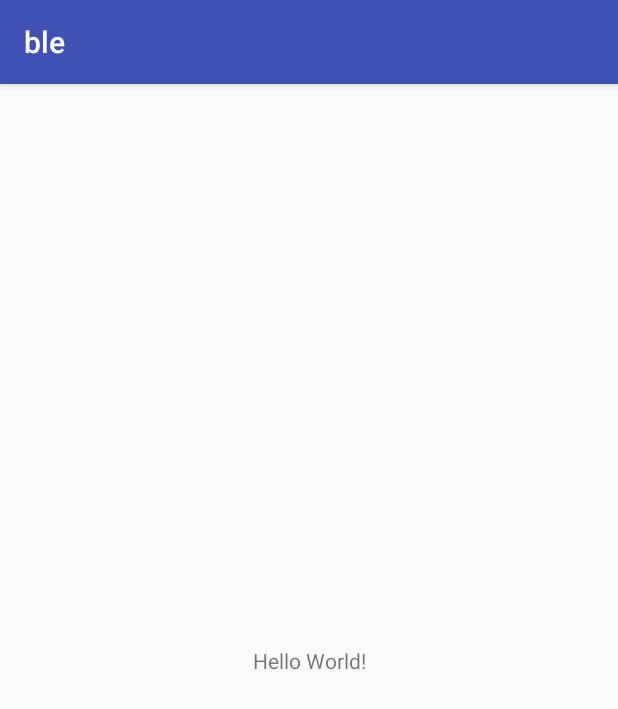
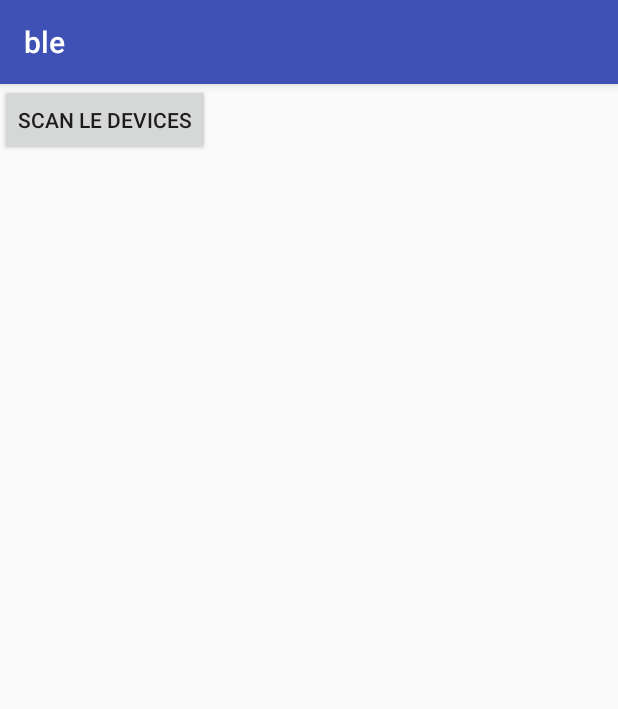
Before and after one commit to MillerTechnologyPeru/AndroidBluetoothDemo, an Android app: the screen it shows after launch (MainActivity before the commit, LeDevicesActivity after it), on a phone screen of 412 x 824 dp. Shown: the top 709 px of the screen. Run offline under Robolectric (Android 15) with nearby library versions, the phone set to English and light mode, and no system bars.

```diff
--- /dev/null
+++ b/ble/src/main/java/com/jmarkstar/ble/LeDevicesActivity.kt
@@ -0,0 +1,97 @@
+package com.jmarkstar.ble
+
+import android.Manifest
+import android.bluetooth.BluetoothAdapter
+import android.content.BroadcastReceiver
+import android.content.Context
+import android.content.Intent
+import android.content.IntentFilter
+import android.content.pm.PackageManager
+import android.os.Build
+import android.support.v7.app.AppCompatActivity
+import android.os.Bundle
+import android.util.Log
+import android.view.View
+import android.widget.Toast
+import com.jmarkstar.ble.broadcastreceivers.BluetoothChangeStateReceiver
+import kotlinx.android.synthetic.main.activity_le_devices.*
+
+class LeDevicesActivity : AppCompatActivity() {
+
+    companion object {
+        const val REQUEST_ENABLE_BT = 1000
+        const val REQUEST_PERMISSION_GPS = 1200
+    }
+
+    private var bluetoothAdapter = BluetoothAdapter.getDefaultAdapter()
+
+    private var bluetoothChangeStateReceiver : BluetoothChangeStateReceiver? = null
+
+    override fun onCreate(savedInstanceState: Bundle?) {
+        super.onCreate(savedInstanceState)
+        setContentView(R.layout.activity_le_devices)
+
+        btnScanLeDevices.setOnClickListener {
+            onScanLeDevices()
+        }
+    }
+
+    override fun onResume() {
+        super.onResume()
+        //Enable
+        bluetoothChangeStateReceiver = BluetoothChangeStateReceiver(this)
+        val intentFilter = IntentFilter(BluetoothAdapter.ACTION_STATE_CHANGED)
+        registerReceiver(bluetoothChangeStateReceiver, intentFilter)
+    }
+
+    override fun onPause() {
+        super.onPause()
+        unregisterReceiver(bluetoothChangeStateReceiver)
+    }
+
+    // #1 VERIFY IF BLUETOOTH IS ENABLED
+    private fun onScanLeDevices(){
+        Log.i("MainActivity","starting discovery")
+
+        if(!bluetoothAdapter.isEnabled){
+            val enableBluetoothIntent = Intent(BluetoothAdapter.ACTION_REQUEST_ENABLE)
+            startActivityForResult(enableBluetoothIntent, REQUEST_ENABLE_BT)
+            return
+        }
+
+        verifyGpsPermission()
+    }
+
+    // #2 VERIFY IF THE GPS PERMISSION IS ALLOWED
+    internal fun verifyGpsPermission(){
+        if(Build.VERSION.SDK_INT >= Build.VERSION_CODES.M
+                && checkSelfPermission(Manifest.permission.ACCESS_COARSE_LOCATION) != PackageManager.PERMISSION_GRANTED){
+                requestPermissions(arrayOf(Manifest.permission.ACCESS_COARSE_LOCATION), 1200)
+        }else{
+            startDiscovery()
+        }
+    }
+
+    override fun onRequestPermissionsResult(requestCode: Int, permissions: Array<out String>, grantResults: IntArray) {
+        super.onRequestPermissionsResult(requestCode, permissions, grantResults)
+        if(requestCode == REQUEST_PERMISSION_GPS){
+            if(grantResults[0] == PackageManager.PERMISSION_GRANTED){
+                startDiscovery()
+            }else{
+                Toast.makeText(this, "GPS Permission is required", Toast.LENGTH_SHORT).show()
+            }
+        }
+    }
+
+    //#3 SCAN THE DEVICES
+    private fun startDiscovery() {
+
+        pgScanning.visibility = View.VISIBLE
+
+        //bluetoothAdapter.bluetoothLeScanner.startScan()
+
+        //bluetoothAdapter.bluetoothLeScanner.stopScan()
+
+        Toast.makeText(this, "Ready for scanning", Toast.LENGTH_SHORT).show()
+    }
+}
--- a/ble/src/main/java/com/jmarkstar/ble/MainActivity.kt
+++ /dev/null
@@ -1,12 +0,0 @@
-package com.jmarkstar.ble
-
-import android.support.v7.app.AppCompatActivity
-import android.os.Bundle
-
-class MainActivity : AppCompatActivity() {
-
-    override fun onCreate(savedInstanceState: Bundle?) {
-        super.onCreate(savedInstanceState)
-        setContentView(R.layout.activity_main)
-    }
-}
--- /dev/null
+++ b/ble/src/main/res/layout/activity_le_devices.xml
@@ -0,0 +1,37 @@
+<?xml version="1.0" encoding="utf-8"?>
+<LinearLayout xmlns:android="http://schemas.android.com/apk/res/android"
+    xmlns:app="http://schemas.android.com/apk/res-auto"
+    xmlns:tools="http://schemas.android.com/tools"
+    android:orientation="vertical"
+    android:layout_width="match_parent"
+    android:layout_height="match_parent"
+    tools:context=".LeDevicesActivity">
+
+    <LinearLayout
+        android:layout_width="match_parent"
+        android:layout_height="wrap_content">
+
+        <Button android:id="@+id/btnScanLeDevices"
+            android:text="@string/scan_le_devices"
+            android:layout_width="wrap_content"
+            android:layout_height="wrap_content" />
+
+        <ProgressBar android:id="@+id/pgScanning"
+            android:visibility="gone"
+            android:layout_marginStart="12dp"
+            android:layout_gravity="center_vertical"
+            android:layout_width="30dp"
+            android:layout_height="30dp" />
+
+    </LinearLayout>
+
+    <android.support.v7.widget.RecyclerView
+        android:id="@+id/rvDevices"
+        android:overScrollMode="never"
+        app:layoutManager="android.support.v7.widget.LinearLayoutManager"
+        android:layout_width="match_parent"
+        android:layout_height="match_parent"
+        tools:listitem="@layout/activity_devices_item"
+        tools:itemCount="5"/>
+
+</LinearLayout>
--- a/ble/src/main/res/layout/activity_main.xml
+++ /dev/null
@@ -1,18 +0,0 @@
-<?xml version="1.0" encoding="utf-8"?>
-<android.support.constraint.ConstraintLayout xmlns:android="http://schemas.android.com/apk/res/android"
-    xmlns:app="http://schemas.android.com/apk/res-auto"
-    xmlns:tools="http://schemas.android.com/tools"
-    android:layout_width="match_parent"
-    android:layout_height="match_parent"
-    tools:context=".MainActivity">
-
-    <TextView
-        android:layout_width="wrap_content"
-        android:layout_height="wrap_content"
-        android:text="Hello World!"
-        app:layout_constraintBottom_toBottomOf="parent"
-        app:layout_constraintLeft_toLeftOf="parent"
-        app:layout_constraintRight_toRightOf="parent"
-        app:layout_constraintTop_toTopOf="parent" />
-
-</android.support.constraint.ConstraintLayout>
--- a/ble/src/main/res/values/strings.xml
+++ b/ble/src/main/res/values/strings.xml
@@ -1,3 +1,4 @@
 <resources>
     <string name="app_name">ble</string>
+    <string name="scan_le_devices">Scan LE Devices</string>
 </resources>
```
Also changed, not shown: app/src/main/res/drawable/ic_bluetooth.xml (added, +9 -0 lines), ble/src/main/AndroidManifest.xml (+8 -1 lines), ble/src/main/java/com/jmarkstar/ble/broadcastreceivers/BluetoothChangeStateReceiver.kt (added, +23 -0 lines), ble/src/main/res/drawable-v24/ic_bluetooth.xml (added, +9 -0 lines), ble/src/main/res/layout/activity_devices_item.xml (+13 -7 lines).
